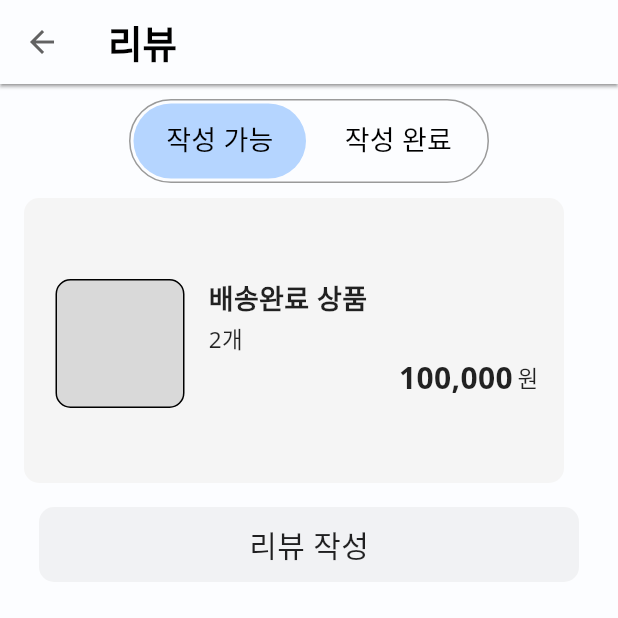
After one commit to LIKELION-Android-Bootcamp-4th/AOS-04-officeShoppingMall, a Flutter app: the ReviewScreen screen opened directly, on a phone screen of 412 x 824 dp, the top half of it. The commit adds this screen. Run offline on Flutter 3.47's test engine with Material 3 defaults, Android fonts, the phone set to English and light mode, and no system bars; our stand-ins replace dio, flutter_bloc, flutter_svg, fluttertoast, google_fonts, image_picker and 3 more; accounts and stored records are empty.

Commit message:
feat: 작성 가능 탭 UI 구현
# Conflicts:
#	lib/app_router.dart

```diff
--- a/lib/core/constants/app_routes.dart
+++ b/lib/core/constants/app_routes.dart
@@ -10,6 +10,7 @@ class AppRoutes {
   static const String orderComplete = "/orderComplete";
   static const String search = "/search";
   static const String mypage = "/mypage";
+  static const String review = "/review";
   static const String setting = "/mypage/setting";
   static const String notification = "/notification";
   static const String cart = "/cart";
--- /dev/null
+++ b/lib/feature/review/data/review_list.dart
@@ -0,0 +1,45 @@
+import 'package:flutter/material.dart';
+import 'package:flutter_bloc/flutter_bloc.dart';
+import 'package:office_shopping_mall/feature/cart/data/product_list.dart';
+import 'package:office_shopping_mall/feature/cart/data/product_provider.dart';
+import 'package:office_shopping_mall/feature/home/ui/home_screen.dart';
+
+class ReviewList extends StatelessWidget {
+  @override
+  Widget build(BuildContext context) {
+    return Align(
+      alignment: Alignment.topCenter,
+      child: Column(
+        children: [
+          ProductList(
+            products: context
+                .watch<ProductProvider>()
+                .products
+                .where((a) => a.productDeliveryIndex == 3)
+                .toList(),
+          ),
+          Container(
+            width: 360,
+            height: 50,
+            decoration: BoxDecoration(
+              color: Color(0x4DD9D9D9),
+              borderRadius: BorderRadiusGeometry.circular(10),
+            ),
+            child: InkWell(
+              onTap: () {
+                // Navigator.push(
+                //   context,
+                //   MaterialPageRoute(builder: (_) => ), //리뷰 작성 페이지로 이동
+                // );
+              },
+              child: Align(
+                alignment: Alignment.center,
+                child: Text("리뷰 작성", style: TextStyle(fontSize: 20),),
+              )
+            ),
+          ),
+        ],
+      ),
+    );
+  }
+}
--- a/lib/feature/review/ui/review_screen.dart
+++ b/lib/feature/review/ui/review_screen.dart
@@ -51,7 +51,7 @@ class _ReviewScreenState extends State<ReviewScreen>
               children: [
                 ReviewList(),
                 Text("이번"),
-              ],
+              ]
             ),
           ),
         ],
```
